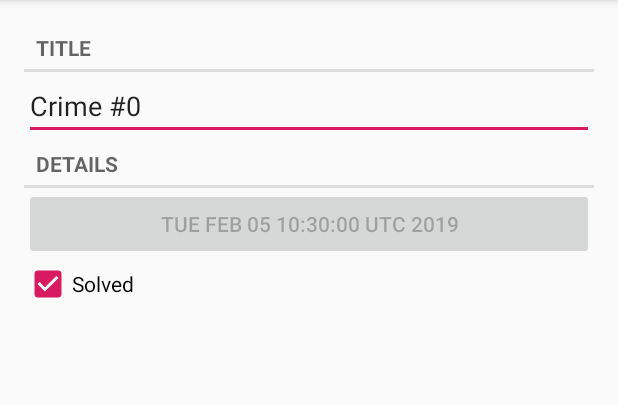
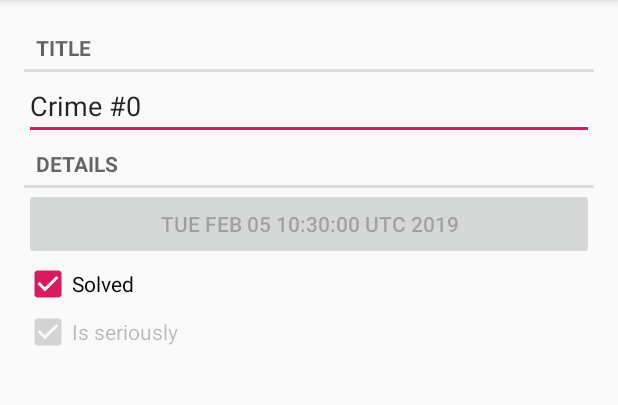
Before and after one commit to farvater11/CriminalIntent, an Android app: the screen it shows after launch (CrimeActivity), after a tap on an icon or button, on a phone screen of 412 x 824 dp, the part 84-489 px from its top. Run offline under Robolectric (Android 15) with nearby library versions, the phone set to English and light mode, and no system bars.

Commit message:
chapter 10 done

```diff
--- a/app/src/main/java/com/example/farvater/criminalintent/CrimeFragment.java
+++ b/app/src/main/java/com/example/farvater/criminalintent/CrimeFragment.java
@@ -13,6 +13,7 @@ import android.widget.Button;
 import android.widget.CheckBox;
 import android.widget.CompoundButton;
 import android.widget.EditText;
+import android.widget.Toast;
 
 import java.util.UUID;
 
@@ -25,6 +26,7 @@ public class CrimeFragment extends Fragment {
     private EditText mTitleField;
     private Button mDateButton;
     private CheckBox mSolvedCheckBox;
+    private CheckBox mIsSeriouslyCheckBox;
 
 
     public static CrimeFragment newInstance(UUID uuid){
@@ -53,10 +55,14 @@ public class CrimeFragment extends Fragment {
         mTitleField = (EditText) v.findViewById(R.id.crime_title);
         mSolvedCheckBox = (CheckBox) v.findViewById(R.id.crime_solved);
         mDateButton = (Button) v.findViewById(R.id.crime_date);
+        mIsSeriouslyCheckBox = (CheckBox) v.findViewById(R.id.is_seriously_checkbox);
 
         mTitleField.setText(mCrime.getTitle());
         mDateButton.setText(mCrime.getDate().toString());
         mSolvedCheckBox.setChecked(mCrime.isSolved());
+        mIsSeriouslyCheckBox.setChecked(mCrime.isSeriously());
+        mIsSeriouslyCheckBox.setEnabled(false);
+        Toast.makeText(getContext(),String.valueOf(mCrime.isSeriously()),Toast.LENGTH_SHORT).show();
 
 
         mTitleField.addTextChangedListener(new TextWatcher() {
@@ -86,6 +92,8 @@ public class CrimeFragment extends Fragment {
         });
 
 
+
+
         return v;
     }
 }
--- a/app/src/main/java/com/example/farvater/criminalintent/CrimeLab.java
+++ b/app/src/main/java/com/example/farvater/criminalintent/CrimeLab.java
@@ -1,6 +1,8 @@
 package com.example.farvater.criminalintent;
 
 import android.content.Context;
+import android.util.Log;
+import android.widget.Toast;
 
 import java.util.ArrayList;
 import java.util.List;
--- a/app/src/main/java/com/example/farvater/criminalintent/CrimeListFragment.java
+++ b/app/src/main/java/com/example/farvater/criminalintent/CrimeListFragment.java
@@ -24,7 +24,7 @@ import java.util.zip.Inflater;
 
 
 public class CrimeListFragment extends Fragment {
-
+    private static final int REQUEST_CRIME = 1;
     private RecyclerView mCrimeRecyclerView;
     private CrimeAdapter mAdapter;
 
@@ -35,16 +35,33 @@ public class CrimeListFragment extends Fragment {
         mCrimeRecyclerView = (RecyclerView) view.findViewById(R.id.crime_recycler_view);
         mCrimeRecyclerView.setLayoutManager(new LinearLayoutManager(getActivity()));
 
+        //updateUI();
+        return view;
+    }
+
+    @Override
+    public void onResume() {
+        super.onResume();
         updateUI();
-        return view;
+    }
+
+    @Override
+    public void onActivityResult(int requestCode, int resultCode, Intent data) {
+        super.onActivityResult(requestCode, resultCode, data);
+        if(requestCode == REQUEST_CRIME){
+
+        }
     }
 
     private void updateUI() {
         CrimeLab crimeLab = CrimeLab.get(getActivity());
         List<Crime> crimes = crimeLab.getCrimes();
-        mAdapter = new CrimeAdapter(crimes);
-        mCrimeRecyclerView.setAdapter(mAdapter);
-
+        if(mAdapter == null){
+            mAdapter = new CrimeAdapter(crimes);
+            mCrimeRecyclerView.setAdapter(mAdapter);
+        }
+        else
+            mAdapter.notifyDataSetChanged();
     }
 
     private class CrimeHolder extends RecyclerView.ViewHolder implements View.OnClickListener{
@@ -63,6 +80,7 @@ public class CrimeListFragment extends Fragment {
         }
 
         public CrimeHolder(LayoutInflater inflater, ViewGroup parent){
+
             super(inflater.inflate(R.layout.list_item_crime, parent,false));
 
             mTitleTextVIew = (TextView) itemView.findViewById(R.id.crime_title);
@@ -105,10 +123,10 @@ public class CrimeListFragment extends Fragment {
         @Override
         public CrimeHolder onCreateViewHolder(@NonNull ViewGroup parent, int position) {
             LayoutInflater layoutInflater = LayoutInflater.from(getActivity());
-            if(getItemViewType(position)==1)
-                return new CrimeHolder(layoutInflater, parent, mCrimes.get(position).isSeriously());
+            if(getItemViewType(position) == 1)
+                return new CrimeHolder(layoutInflater, parent);
             else
-                return new CrimeHolder(layoutInflater, parent);
+                return new CrimeHolder(layoutInflater, parent, true);
         }
 
         @Override
@@ -124,9 +142,11 @@ public class CrimeListFragment extends Fragment {
 
         @Override
         public int getItemViewType(int position) {
-            if(mCrimes.get(position).isSeriously())
+            if(mCrimes.get(position).isSeriously()){
+                return 2;
+            }
+            else
                 return 1;
-            return 0;
         }
     }
 }
--- a/app/src/main/res/layout/fragmen_crime.xml
+++ b/app/src/main/res/layout/fragmen_crime.xml
@@ -29,5 +29,10 @@
         android:layout_width="match_parent"
         android:layout_height="wrap_content"
         android:text="@string/crime_solved_label"/>
+    <CheckBox
+        android:id="@+id/is_seriously_checkbox"
+        android:layout_width="wrap_content"
+        android:layout_height="wrap_content"
+        android:text="@string/seriously_label"/>
 
 </LinearLayout>
--- a/app/src/main/res/values/strings.xml
+++ b/app/src/main/res/values/strings.xml
@@ -5,4 +5,5 @@
     <string name="crime_title_label">Title</string>
     <string name="crime_details_label">Details</string>
     <string name="crime_solved_label">Solved</string>
+    <string name="seriously_label">Is seriously</string>
 </resources>
```
